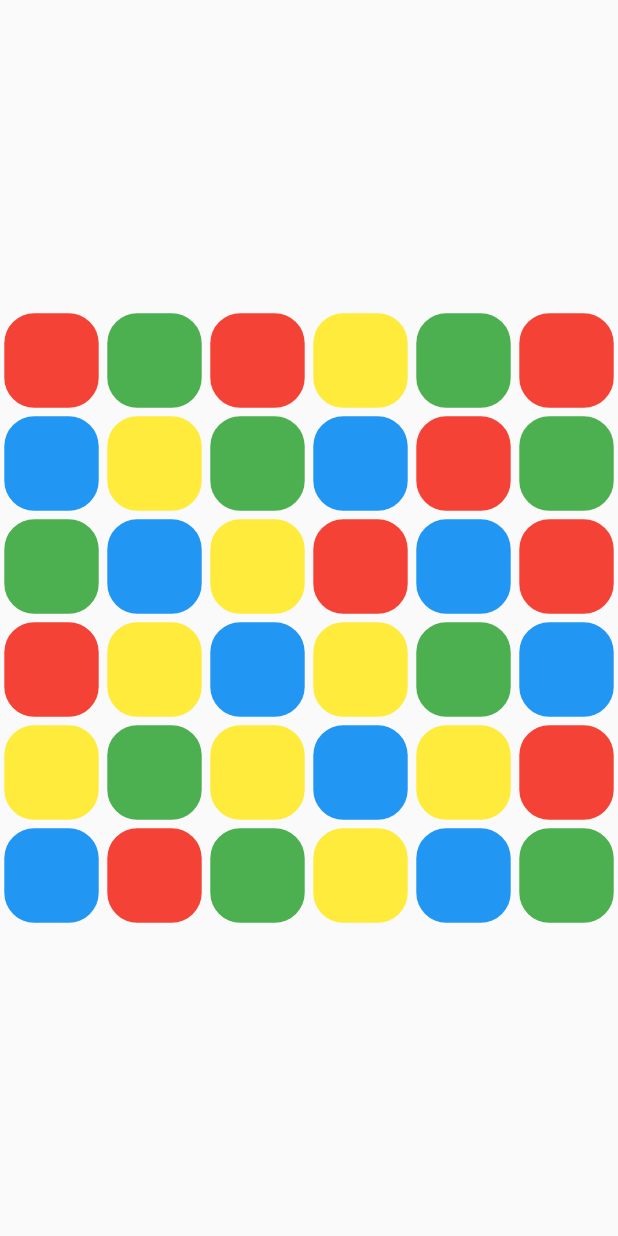
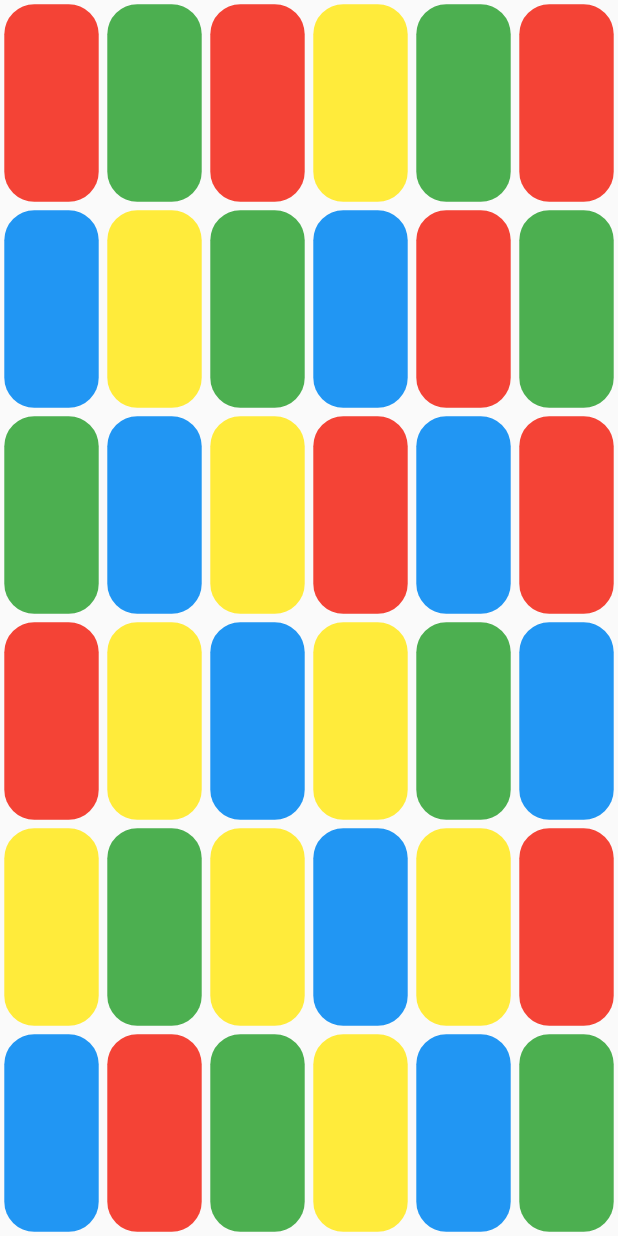
Before and after one commit to AlabasterAxe/color_game, a Flutter app: the screen it shows after launch, on a phone screen of 412 x 824 dp. Run offline on Flutter 3.47's test engine with Material 2 defaults, Android fonts, the phone set to English and light mode, and no system bars.

Commit message:
implement get rect with viewtranforms

```diff
--- a/lib/game.dart
+++ b/lib/game.dart
@@ -7,15 +7,16 @@ import 'package:flutter/widgets.dart';
 import 'constants.dart';
 import 'generate-game-boxes.dart';
 import 'model.dart';
+import 'view-transform.dart';
 
 class GameBoxWidget extends StatelessWidget {
   final GameBox box;
-  GameBoxWidget({this.box}) : super(key: box.key);
+  final ViewTransformation vt;
+  GameBoxWidget({this.box, this.vt}) : super(key: box.key);
 
   @override
   Widget build(BuildContext context) {
-    Size screenSize = MediaQuery.of(context).size;
-    Rect boundsRect = box.getRect(screenSize);
+    Rect boundsRect = box.getRect(vt);
     double gapSize = boundsRect.width * RELATIVE_GAP_SIZE;
 
     return AnimatedPositioned(
@@ -60,15 +61,6 @@ class _GameWidgetState extends State<GameWidget> {
   List<GameBox> boxes = generateGameBoxes(colors: COLORS);
 
   @override
-  void didChangeDependencies() {
-    super.didChangeDependencies();
-    for (GameBox box in boxes) {
-      double boxEdgeSize = MediaQuery.of(context).size.shortestSide / GRID_SIZE;
-      box.size = Size.square(boxEdgeSize);
-    }
-  }
-
-  @override
   void dispose() {
     boardUpdateTimer.cancel();
     super.dispose();
@@ -96,7 +88,14 @@ class _GameWidgetState extends State<GameWidget> {
 
   GameBox getTappedBox(Offset globalTapCoords) {
     for (GameBox box in boxes.where((b) => b.color != Colors.transparent)) {
-      if (box.getRect(MediaQuery.of(context).size).contains(globalTapCoords)) {
+      ViewTransformation vt = ViewTransformation(
+          from: Rect.fromLTRB(
+              -widget.config.gridSize.width / 2,
+              -widget.config.gridSize.height / 2,
+              widget.config.gridSize.width / 2,
+              widget.config.gridSize.height / 2),
+          to: Offset(0, 0) & MediaQuery.of(context).size);
+      if (box.getRect(vt).contains(globalTapCoords)) {
         return box;
       }
     }
@@ -270,7 +269,15 @@ class _GameWidgetState extends State<GameWidget> {
   @override
   Widget build(BuildContext context) {
     List<Widget> stackChildren = [];
-    stackChildren.addAll(boxes.map((b) => GameBoxWidget(box: b)).toList());
+    ViewTransformation vt = ViewTransformation(
+        from: Rect.fromLTRB(
+            -widget.config.gridSize.width / 2,
+            -widget.config.gridSize.height / 2,
+            widget.config.gridSize.width / 2,
+            widget.config.gridSize.height / 2),
+        to: Offset(0, 0) & MediaQuery.of(context).size);
+    stackChildren
+        .addAll(boxes.map((b) => GameBoxWidget(box: b, vt: vt)).toList());
 
     return Scaffold(
       body: Center(
@@ -284,7 +291,7 @@ class _GameWidgetState extends State<GameWidget> {
             onPanUpdate: (DragUpdateDetails deets) {
               tapUpdateLoc = deets.globalPosition;
               Offset delta = tapUpdateLoc - tapStartLoc;
-              Rect boxSize = tappedBox.getRect(MediaQuery.of(context).size);
+              Rect boxSize = tappedBox.getRect(vt);
               // once the user is outside of a small window they can't change
               // whether they're dragging the column or the row
               if (delta.distance < boxSize.width / 2) {
@@ -306,7 +313,7 @@ class _GameWidgetState extends State<GameWidget> {
             },
             onPanEnd: (DragEndDetails deets) {
               Offset delta = tapUpdateLoc - tapStartLoc;
-              Rect boxSize = tappedBox.getRect(MediaQuery.of(context).size);
+              Rect boxSize = tappedBox.getRect(vt);
               if (draggingCol) {
                 setState(() {
                   for (GameBox box in slidingColumn) {
--- a/lib/model.dart
+++ b/lib/model.dart
@@ -1,6 +1,8 @@
 import 'dart:ui';
 
 import 'package:flutter/widgets.dart';
+
+import 'view-transform.dart';
 
 class ColorGameConfig {
   // the number of squares on each side of the board
@@ -16,7 +18,6 @@ class GameBox {
   // this stores the original location of the box during a drag
   Offset startLoc;
   Color color;
-  Size size;
 
   bool userDragged = false;
   Key key = UniqueKey();
@@ -25,13 +26,7 @@ class GameBox {
     startLoc = loc;
   }
 
-  Rect getRect(Size screenSize) {
-    Offset screenCenterOffset =
-        Offset(screenSize.width / 2, screenSize.height / 2);
-    Offset boxCenterOffset =
-        screenCenterOffset + (loc.scale(size.width, size.height));
-
-    return Rect.fromCenter(
-        center: boxCenterOffset, height: size.height, width: size.width);
+  Rect getRect(ViewTransformation vt) {
+    return vt.rectForward(Rect.fromCenter(center: loc, width: 1, height: 1));
   }
 }
--- /dev/null
+++ b/lib/view-transform.dart
@@ -0,0 +1,54 @@
+import 'dart:ui';
+
+import 'package:flutter/cupertino.dart';
+
+class ViewTransformation {
+  Rect from;
+  Rect to;
+
+  double xm;
+
+  double ym;
+
+  ViewTransformation({this.from, this.to}) {
+    double aXSpan = this.from.right - this.from.left;
+    double bXSpan = this.to.right - this.to.left;
+
+    xm = aXSpan / bXSpan;
+
+    double aYSpan = this.from.top - this.from.bottom;
+    double bYSpan = this.to.top - this.to.bottom;
+
+    ym = aYSpan / bYSpan;
+  }
+
+  Offset forward(Offset point) {
+    Offset shifted = point - Offset(from.left, from.bottom);
+    Offset scaled = Offset(shifted.dx / xm, shifted.dy / ym);
+    return scaled + Offset(to.left, to.bottom);
+  }
+
+  Offset backward(Offset point) {
+    Offset shifted = point - Offset(to.left, to.bottom);
+    Offset scaled = Offset(shifted.dx * xm, shifted.dy * ym);
+    return scaled + Offset(from.left, from.bottom);
+  }
+
+  double scaleForwards(double val) {
+    return val / xm;
+  }
+
+  double scaleBackwards(double val) {
+    return val * xm;
+  }
+
+  Rect rectForward(Rect val) {
+    return Rect.fromPoints(
+        this.forward(val.topLeft), this.forward(val.bottomRight));
+  }
+
+  Rect rectBackward(Rect val) {
+    return Rect.fromPoints(
+        this.backward(val.topLeft), this.backward(val.bottomRight));
+  }
+}
```
